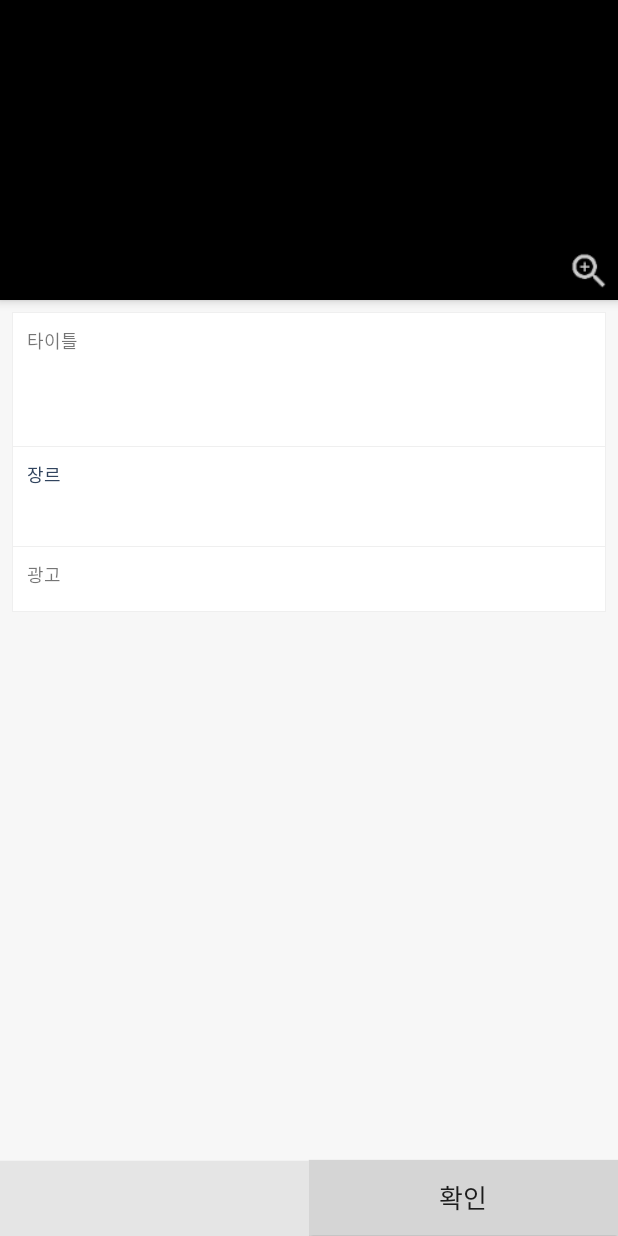
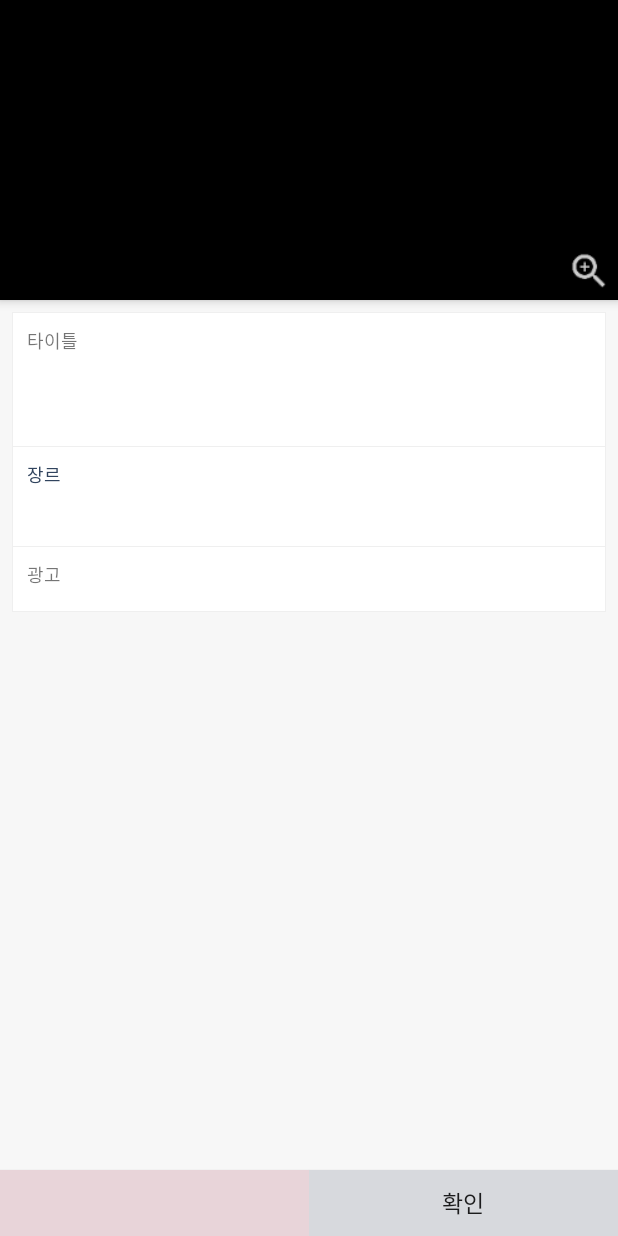
Before and after one commit to magio-hercules/LABis-MyCL, an Android app: the layout activity_detail.xml on its own in the app's theme, with its tools: preview values and no code run, on a phone screen of 412 x 824 dp. Run offline under Robolectric (Android 15) with nearby library versions, the phone set to English and light mode, and no system bars.

Commit message:
Color Change & Usin Swipe Gesture Mode chage.
Color Change & Usin Swipe Gesture Mode chage.

```diff
--- a/Android/app/src/main/res/layout/activity_detail.xml
+++ b/Android/app/src/main/res/layout/activity_detail.xml
@@ -348,20 +348,20 @@
             android:id="@+id/detail_option_btn"
             android:layout_width="match_parent"
             android:layout_weight="0.5"
-            android:layout_height="50dp"
+            android:layout_height="44dp"
             android:layout_gravity="bottom"
-            android:background="#E5E5E5"
-            android:textSize="17sp" />
+            android:background="#E8D4D9"
+            android:textSize="15sp" />
 
         <Button
             android:id="@+id/detail_ok_btn"
             android:layout_width="match_parent"
-            android:layout_height="50dp"
+            android:layout_height="44dp"
             android:layout_weight="0.5"
             android:layout_gravity="bottom"
-            android:background="@color/pointColor"
+            android:background="#D7D9DD"
             android:text="확인"
-            android:textSize="17sp" />
+            android:textSize="15sp" />
 
     </LinearLayout>
 
--- a/Android/app/src/main/res/values/colors.xml
+++ b/Android/app/src/main/res/values/colors.xml
@@ -2,8 +2,8 @@
 <resources>
     <color name="colorPrimary">#31445E</color>
     <color name="colorPrimaryDark">#212832</color>
-    <color name="colorAccent">#F63164</color>
+    <color name="colorAccent">#212832</color>
     <color name="pointColor">#D5D5D5</color>
-    <color name="actionBar">#336B70</color>
+    <color name="actionBar">#B71D45</color>
     <color name="recyclerView">#EEEEEE</color>
 </resources>
```
Also changed, not shown: Android/app/src/main/java/com/labis/mycl/contents/ContentsActivity.java (+40 -2 lines), Android/app/src/main/java/com/labis/mycl/util/RecyclerItemClickListener.java (+32 -3 lines), Android/app/src/main/res/layout/contents_main.xml (+8 -1 lines), Android/app/src/main/res/layout/item.xml (+12 -17 lines).
